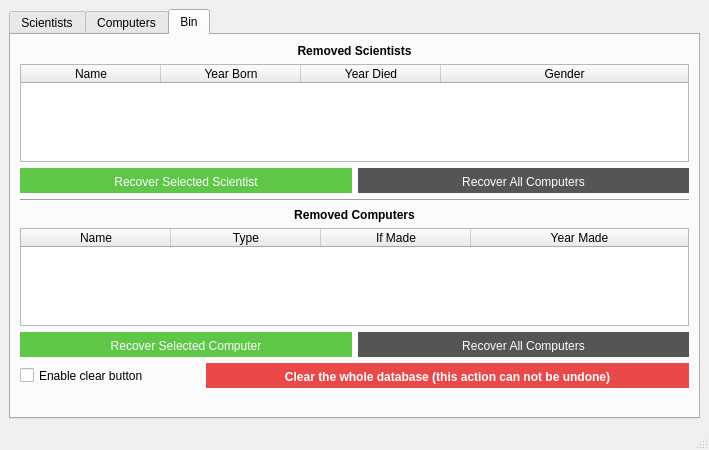
Before: the Qt Designer form VL1-project/mainwindow.ui in birkirk/vln1-35, drawn with Qt 5.
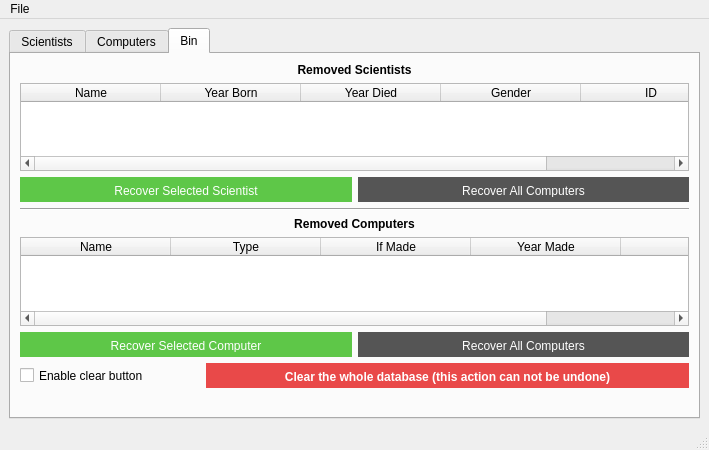
After: the same form once the commit is applied. Icons and pictures are not drawn.

Commit message: fixed sorting bug in bin

```diff
--- a/VL1-project/mainwindow.ui
+++ b/VL1-project/mainwindow.ui
@@ -625,13 +625,13 @@
              <enum>QAbstractItemView::SelectRows</enum>
             </property>
             <property name="sortingEnabled">
-             <bool>false</bool>
+             <bool>true</bool>
             </property>
             <attribute name="horizontalHeaderDefaultSectionSize">
              <number>140</number>
             </attribute>
             <attribute name="horizontalHeaderShowSortIndicator" stdset="0">
-             <bool>false</bool>
+             <bool>true</bool>
             </attribute>
             <attribute name="horizontalHeaderStretchLastSection">
              <bool>true</bool>
@@ -656,6 +656,11 @@
               <string>Gender</string>
              </property>
             </column>
+            <column>
+             <property name="text">
+              <string>ID</string>
+             </property>
+            </column>
            </widget>
           </item>
           <item>
@@ -769,7 +774,7 @@
              <enum>QAbstractItemView::SelectRows</enum>
             </property>
             <property name="sortingEnabled">
-             <bool>false</bool>
+             <bool>true</bool>
             </property>
             <attribute name="horizontalHeaderDefaultSectionSize">
              <number>150</number>
@@ -797,6 +802,11 @@
               <string>Year Made</string>
              </property>
             </column>
+            <column>
+             <property name="text">
+              <string>ID</string>
+             </property>
+            </column>
            </widget>
           </item>
           <item>
@@ -958,6 +968,13 @@
      <height>22</height>
     </rect>
    </property>
+   <widget class="QMenu" name="menuFile">
+    <property name="title">
+     <string>File</string>
+    </property>
+    <addaction name="actionHelp"/>
+   </widget>
+   <addaction name="menuFile"/>
   </widget>
   <action name="actionClose_program">
    <property name="text">
```
Left out of the diff: 5 changed lines with no effect on the pictures. The commit also changes 1 other file.
